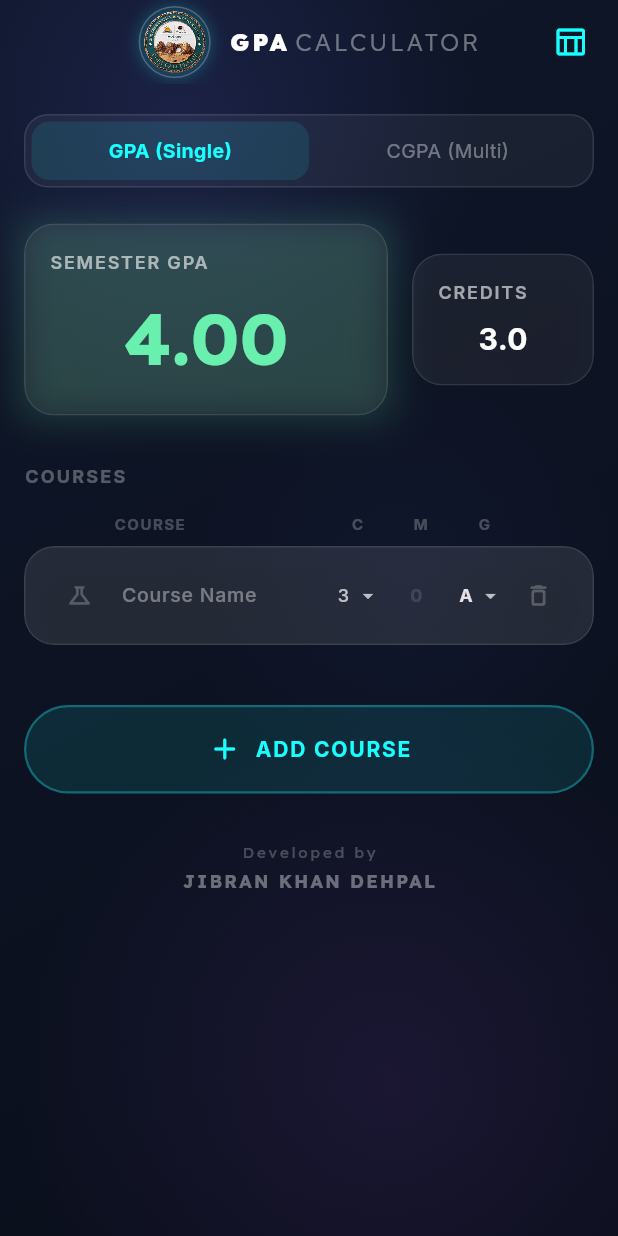
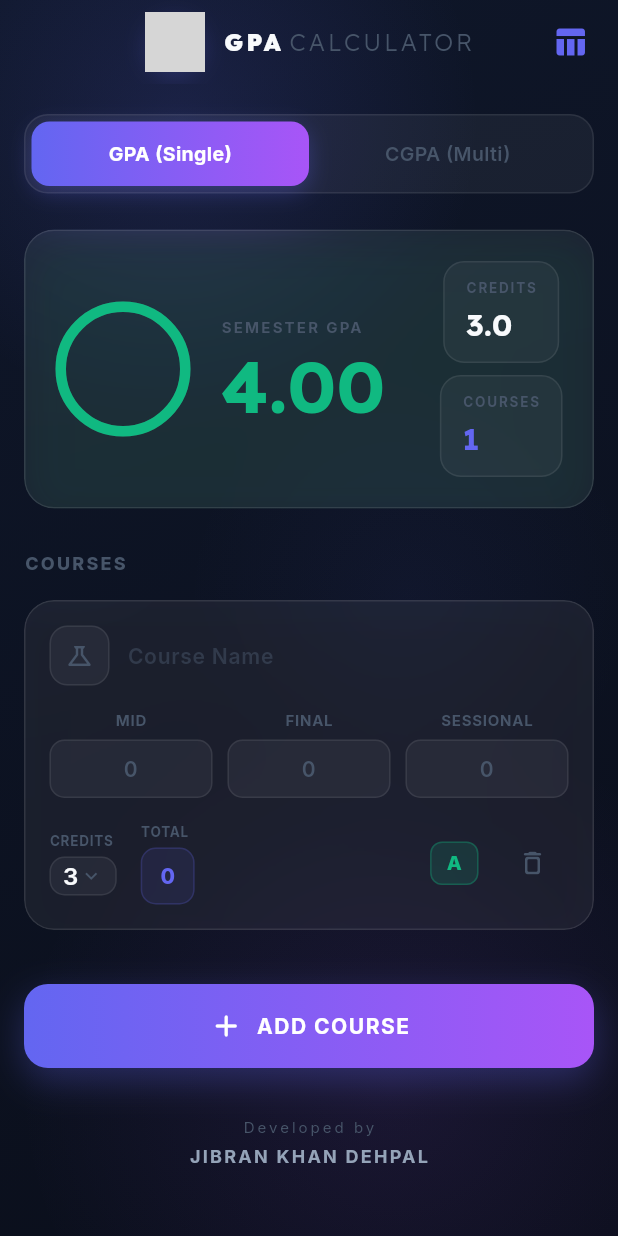
Before and after one commit to Jibrankhan0/cgpa_calculator, a Flutter app: the screen it shows after launch, after a tap on "ADD SEMESTER", after a tap on "GPA (Single)", on a phone screen of 412 x 824 dp. Run offline on Flutter 3.47's test engine with Material 3 defaults, Android fonts, the phone set to English and light mode, and no system bars; drawn by our look-alikes of flutter_animate; our stand-ins replace flutter_riverpod, google_fonts, shared_preferences; grey boxes are pictures that could not be loaded.

Commit message:
feat: rewrite HomeScreen with new widget architecture (Task 12)

```diff
--- a/lib/screens/home_screen.dart
+++ b/lib/screens/home_screen.dart
@@ -1,15 +1,17 @@
 import 'package:flutter/material.dart';
-import 'package:flutter/services.dart';
 import 'package:flutter_riverpod/flutter_riverpod.dart';
 import 'package:flutter_animate/flutter_animate.dart';
 import 'package:google_fonts/google_fonts.dart';
 
 import '../providers/semester_provider.dart';
+import '../theme/app_theme.dart';
 import '../widgets/mesh_gradient_background.dart';
-import '../widgets/bento_card.dart';
-import '../widgets/course_row.dart';
-import '../widgets/neomorphic_button.dart';
-import '../widgets/semester_row.dart';
+import '../widgets/mode_selector.dart';
+import '../widgets/hero_gpa_card.dart';
+import '../widgets/semester_card.dart';
+import '../widgets/course_input_card.dart';
+import '../widgets/gradient_button.dart';
+import '../widgets/empty_state.dart';
 import 'marks_sheet_screen.dart';
 
 class HomeScreen extends ConsumerStatefulWidget {
@@ -26,15 +28,8 @@ class _HomeScreenState extends ConsumerState<HomeScreen> {
     Future.microtask(() => ref.read(semesterProvider.notifier).loadFromLocal());
   }
 
-  Color _getGpaColor(double gpa) {
-    if (gpa >= 3.5) return Colors.greenAccent;
-    if (gpa >= 2.5) return Colors.amberAccent;
-    return Colors.redAccent;
-  }
-
   @override
   Widget build(BuildContext context) {
-    // Watch only top-level state needed for the main layout
     final mode = ref.watch(semesterProvider.select((s) => s.mode));
     final selectedIndex = ref.watch(
       semesterProvider.select((s) => s.selectedIndex),
@@ -55,35 +50,29 @@ class _HomeScreenState extends ConsumerState<HomeScreen> {
           mainAxisSize: MainAxisSize.min,
           children: [
             Container(
-              height: 48,
-              width: 48,
+              height: 40,
+              width: 40,
               decoration: BoxDecoration(
                 shape: BoxShape.circle,
-                border: Border.all(color: Colors.white24, width: 1),
                 boxShadow: [
                   BoxShadow(
-                    color: Colors.cyanAccent.withOpacity(0.2),
-                    blurRadius: 8,
-                    spreadRadius: 1,
+                    color: AppTheme.accentPrimary.withValues(alpha: 0.2),
+                    blurRadius: 12,
+                    offset: const Offset(0, 4),
                   ),
                 ],
               ),
               child: ClipOval(
-                child: Image.asset(
-                  'assets/new_logo3.png',
-                  fit: BoxFit.contain,
-                  filterQuality: FilterQuality.high,
-                  isAntiAlias: true,
-                ),
+                child: Image.asset('assets/logo2.png', fit: BoxFit.contain),
               ),
             ),
             const SizedBox(width: 12),
             Text(
-              mode == CalculationMode.gpa ? 'GPA' : 'CGPA',
+              'GPA',
               style: GoogleFonts.lexend(
                 fontSize: 16,
                 letterSpacing: 2,
-                color: Colors.white,
+                color: AppTheme.textPrimary,
                 fontWeight: FontWeight.w900,
               ),
             ),
@@ -93,7 +82,7 @@ class _HomeScreenState extends ConsumerState<HomeScreen> {
               style: GoogleFonts.lexend(
                 fontSize: 16,
                 letterSpacing: 2,
-                color: Colors.white.withOpacity(0.4),
+                color: AppTheme.textMuted,
                 fontWeight: FontWeight.w300,
               ),
             ),
@@ -102,113 +91,130 @@ class _HomeScreenState extends ConsumerState<HomeScreen> {
         actions: [
           IconButton(
             icon: const Icon(
-              Icons.table_chart_outlined,
-              color: Colors.cyanAccent,
+              Icons.table_chart_rounded,
+              color: AppTheme.accentPrimary,
             ),
             onPressed: () => Navigator.push(
               context,
               MaterialPageRoute(builder: (context) => const MarksSheetScreen()),
             ),
-            tooltip: 'View Marks Sheet',
           ),
           const SizedBox(width: 8),
         ],
       ),
       body: MeshGradientBackground(
-        child: Stack(
-          children: [
-            ListView(
+        child: ListView(
           padding: const EdgeInsets.symmetric(horizontal: 16),
           children: [
             const SizedBox(height: 20),
-                _buildModeSelector(mode),
+            ModeSelector(
+              currentMode: mode,
+              onChanged: (m) => ref.read(semesterProvider.notifier).setMode(m),
+            ).animate().fadeIn(duration: 300.ms),
             const SizedBox(height: 24),
-                _buildBentoGrid(stats, mode),
-                const SizedBox(height: 32),
-                if (mode == CalculationMode.cgpa) ...[
-                  const Text(
-                    'SEMESTERS',
-                    style: TextStyle(
+            HeroGpaCard(
+              gpa: mode == CalculationMode.cgpa
+                  ? stats.cgpa
+                  : stats.semesterGpa,
+              label: mode == CalculationMode.cgpa
+                  ? 'OVERALL CGPA'
+                  : 'SEMESTER GPA',
+              totalCredits: stats.totalCredits,
+              courseCount: semester.courses.length,
+            ).animate().fadeIn(delay: 100.ms, duration: 400.ms)
+                .slideY(begin: 0.1, end: 0),
+            const SizedBox(height: 28),
+            Text(
+              mode == CalculationMode.cgpa ? 'SEMESTERS' : 'COURSES',
+              style: GoogleFonts.inter(
                 fontSize: 12,
-                      color: Colors.white30,
+                color: AppTheme.textMuted,
                 letterSpacing: 1.5,
-                      fontWeight: FontWeight.bold,
+                fontWeight: FontWeight.w800,
               ),
             ),
             const SizedBox(height: 16),
-                  _buildSemesterHeader(),
-                  const SizedBox(height: 8),
-                  ...cgpaState.semesters.map((sem) {
-                    return SemesterRow(key: ValueKey(sem.id), semester: sem);
+            if (mode == CalculationMode.cgpa) ...[
+              if (cgpaState.semesters.isEmpty)
+                const EmptyState(
+                  icon: Icons.school_outlined,
+                  title: 'No semesters yet',
+                  subtitle: 'Add your first semester to start calculating',
+                )
+              else
+                ...cgpaState.semesters.asMap().entries.map((entry) {
+                  return SemesterCard(
+                    key: ValueKey(entry.value.id),
+                    semester: entry.value,
+                  ).animate().fadeIn(
+                        delay: Duration(milliseconds: 50 * entry.key),
+                        duration: 300.ms,
+                      ).slideY(begin: 0.05, end: 0);
                 }),
             ] else ...[
-                  const Text(
-                    'COURSES',
-                    style: TextStyle(
-                      fontSize: 12,
-                      color: Colors.white30,
-                      letterSpacing: 1.5,
-                      fontWeight: FontWeight.bold,
-                    ),
-                  ),
-                  const SizedBox(height: 16),
-                  _buildCourseHeader(),
-                  const SizedBox(height: 8),
+              if (semester.courses.isEmpty)
+                const EmptyState(
+                  icon: Icons.book_outlined,
+                  title: 'No courses yet',
+                  subtitle: 'Add your first course to start calculating',
+                )
+              else
                 ...semester.courses.asMap().entries.map((entry) {
-                    final course = entry.value;
-                    return CourseRow(key: ValueKey(course.id), course: course);
+                  return CourseInputCard(
+                    key: ValueKey(entry.value.id),
+                    course: entry.value,
+                  ).animate().fadeIn(
+                        delay: Duration(milliseconds: 50 * entry.key),
+                        duration: 300.ms,
+                      ).slideY(begin: 0.05, end: 0);
                 }),
             ],
             const SizedBox(height: 24),
-                NeomorphicButton(
+            GradientButton(
               onPressed: () {
                 if (mode == CalculationMode.cgpa) {
                   ref.read(cgpaProvider.notifier).addSemester();
                 } else {
-                      ref
-                          .read(semesterProvider.notifier)
-                          .addCourse(selectedIndex);
+                  ref.read(semesterProvider.notifier).addCourse(selectedIndex);
                 }
-                    HapticFeedback.mediumImpact();
               },
               child: Row(
                 mainAxisSize: MainAxisSize.min,
-                    mainAxisAlignment: MainAxisAlignment.center,
                 children: [
-                      const Icon(Icons.add_rounded, color: Colors.cyanAccent),
+                  const Icon(Icons.add_rounded, color: Colors.white),
                   const SizedBox(width: 8),
                   Text(
                     mode == CalculationMode.cgpa
                         ? 'ADD SEMESTER'
                         : 'ADD COURSE',
-                        style: const TextStyle(
-                          color: Colors.cyanAccent,
-                          fontWeight: FontWeight.bold,
-                          letterSpacing: 1.2,
+                    style: GoogleFonts.inter(
+                      color: Colors.white,
+                      fontWeight: FontWeight.w700,
+                      letterSpacing: 1,
                     ),
                   ),
                 ],
               ),
-                ),
+            ).animate().fadeIn(delay: 200.ms, duration: 300.ms),
             const SizedBox(height: 32),
             Center(
               child: Column(
                 children: [
                   Text(
                     'Developed by',
-                        style: GoogleFonts.lexend(
+                    style: GoogleFonts.inter(
                       fontSize: 10,
-                          color: Colors.white24,
+                      color: AppTheme.textMuted,
                       letterSpacing: 2,
                     ),
                   ),
                   const SizedBox(height: 4),
                   Text(
                     'JIBRAN KHAN DEHPAL',
-                        style: GoogleFonts.lexend(
+                    style: GoogleFonts.inter(
                       fontSize: 12,
-                          fontWeight: FontWeight.bold,
-                          color: Colors.white38,
+                      fontWeight: FontWeight.w700,
+                      color: AppTheme.textSecondary,
                       letterSpacing: 1.5,
                     ),
                   ),
@@ -218,217 +224,6 @@ class _HomeScreenState extends ConsumerState<HomeScreen> {
             const SizedBox(height: 40),
           ],
         ),
-          ],
-        ),
-      ),
-    );
-  }
-
-  Widget _buildModeSelector(CalculationMode currentMode) {
-    return Container(
-      padding: const EdgeInsets.all(4),
-      decoration: BoxDecoration(
-        color: Colors.white.withOpacity(0.05),
-        borderRadius: BorderRadius.circular(16),
-        border: Border.all(color: Colors.white.withOpacity(0.1)),
-      ),
-      child: Row(
-        children: [
-          _buildModeButton(CalculationMode.gpa, 'GPA (Single)', currentMode),
-          _buildModeButton(CalculationMode.cgpa, 'CGPA (Multi)', currentMode),
-        ],
-      ),
-    );
-  }
-
-  Widget _buildModeButton(
-    CalculationMode mode,
-    String label,
-    CalculationMode currentMode,
-  ) {
-    final isSelected = currentMode == mode;
-    return Expanded(
-      child: GestureDetector(
-        onTap: () {
-          ref.read(semesterProvider.notifier).setMode(mode);
-          HapticFeedback.selectionClick();
-        },
-        child: AnimatedContainer(
-          duration: 200.ms,
-          padding: const EdgeInsets.symmetric(vertical: 10),
-          decoration: BoxDecoration(
-            color: isSelected
-                ? Colors.cyanAccent.withOpacity(0.1)
-                : Colors.transparent,
-            borderRadius: BorderRadius.circular(12),
-          ),
-          child: Center(
-            child: Text(
-              label,
-              style: TextStyle(
-                color: isSelected ? Colors.cyanAccent : Colors.white38,
-                fontWeight: isSelected ? FontWeight.bold : FontWeight.normal,
-                fontSize: 13,
-              ),
-            ),
-          ),
-        ),
-      ),
-    );
-  }
-
-  Widget _buildBentoGrid(dynamic stats, CalculationMode mode) {
-    return RepaintBoundary(
-      child: Row(
-        children: [
-          Expanded(
-            flex: 2,
-            child: BentoCard(
-              title: mode == CalculationMode.cgpa
-                  ? 'OVERALL CGPA'
-                  : 'SEMESTER GPA',
-              glowColor: _getGpaColor(
-                mode == CalculationMode.cgpa ? stats.cgpa : stats.semesterGpa,
-              ),
-              content: Text(
-                (mode == CalculationMode.cgpa ? stats.cgpa : stats.semesterGpa)
-                    .toStringAsFixed(2),
-                style: GoogleFonts.lexend(
-                  fontSize: 48,
-                  fontWeight: FontWeight.bold,
-                  color: _getGpaColor(
-                    mode == CalculationMode.cgpa
-                        ? stats.cgpa
-                        : stats.semesterGpa,
-                  ),
-                ),
-              ),
-            ),
-          ),
-          const SizedBox(width: 16),
-          Expanded(
-            child: Column(
-              children: [
-                if (mode != CalculationMode.cgpa)
-                  BentoCard(
-                    title: 'CREDITS',
-                    content: Text(
-                      stats.totalCredits.toStringAsFixed(1),
-                      style: const TextStyle(
-                        fontSize: 20,
-                        fontWeight: FontWeight.bold,
-                        color: Colors.white,
-                      ),
-                    ),
-                  ),
-              ],
-            ),
-          ),
-        ],
-      ),
-    );
-  }
-
-  Widget _buildCourseHeader() {
-    return Padding(
-      padding: const EdgeInsets.symmetric(horizontal: 12),
-      child: Row(
-        children: [
-          const SizedBox(width: 48), // Space for lab icon
-          const Expanded(
-            flex: 4,
-            child: Text(
-              'COURSE',
-              style: TextStyle(
-                fontSize: 10,
-                color: Colors.white24,
-                fontWeight: FontWeight.bold,
-                letterSpacing: 1.0,
-              ),
-            ),
-          ),
-          const SizedBox(width: 8),
-          const Expanded(
-            flex: 1,
-            child: Center(
-              child: Text(
-                'C',
-                style: TextStyle(
-                  fontSize: 10,
-                  color: Colors.white24,
-                  fontWeight: FontWeight.bold,
-                ),
-              ),
-            ),
-          ),
-          const SizedBox(width: 8),
-          const Expanded(
-            flex: 1,
-            child: Center(
-              child: Text(
-                'M',
-                style: TextStyle(
-                  fontSize: 10,
-                  color: Colors.white24,
-                  fontWeight: FontWeight.bold,
-                ),
-              ),
-            ),
-          ),
-          const SizedBox(width: 8),
-          const Expanded(
-            flex: 1,
-            child: Center(
-              child: Text(
-                'G',
-                style: TextStyle(
-                  fontSize: 10,
-                  color: Colors.white24,
-                  fontWeight: FontWeight.bold,
-                ),
-              ),
-            ),
-          ),
-          const SizedBox(width: 44), // Space for delete icon
-        ],
-      ),
-    );
-  }
-
-  Widget _buildSemesterHeader() {
-    return const Padding(
-      padding: EdgeInsets.symmetric(horizontal: 12),
-      child: Row(
-        children: [
-          SizedBox(width: 4),
-          Expanded(
-            flex: 4,
-            child: Text(
-              'SEMESTER',
-              style: TextStyle(
-                fontSize: 10,
-                color: Colors.white24,
-                fontWeight: FontWeight.bold,
-                letterSpacing: 1.0,
-              ),
-            ),
-          ),
-          SizedBox(width: 8),
-          Expanded(
-            flex: 4,
-            child: Center(
-              child: Text(
-                'GPA',
-                style: TextStyle(
-                  fontSize: 10,
-                  color: Colors.white24,
-                  fontWeight: FontWeight.bold,
-                ),
-              ),
-            ),
-          ),
-          SizedBox(width: 52), // Delete icon space
-        ],
       ),
     );
   }
```
Lines whose indentation alone changed are shown as unchanged.
